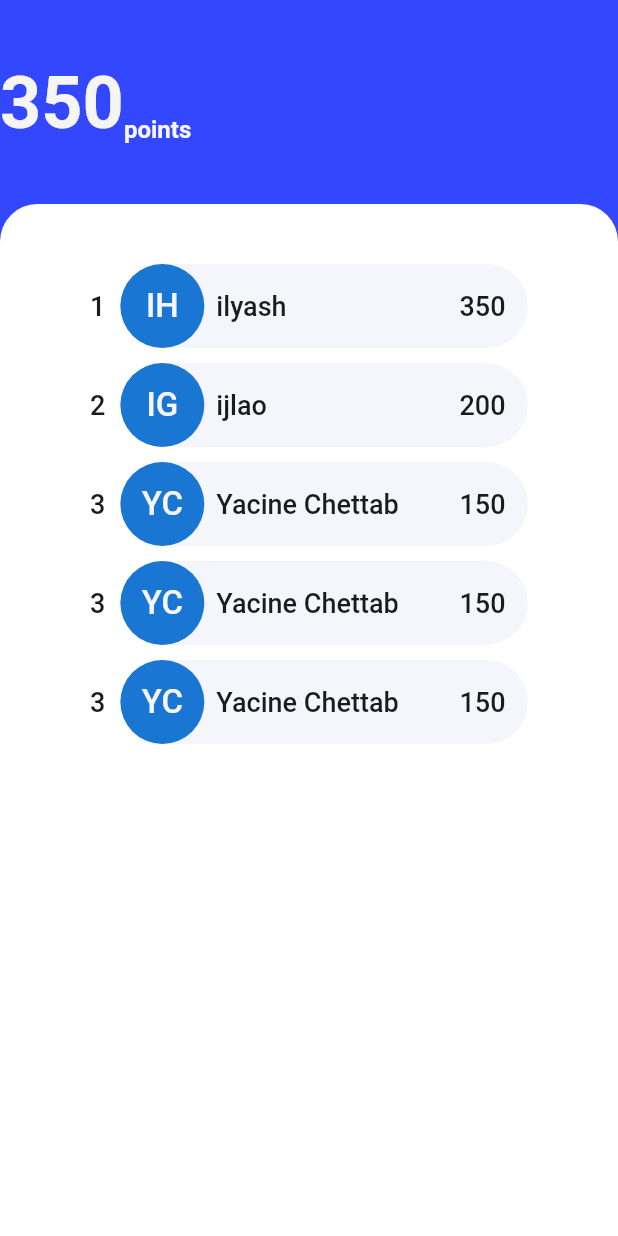
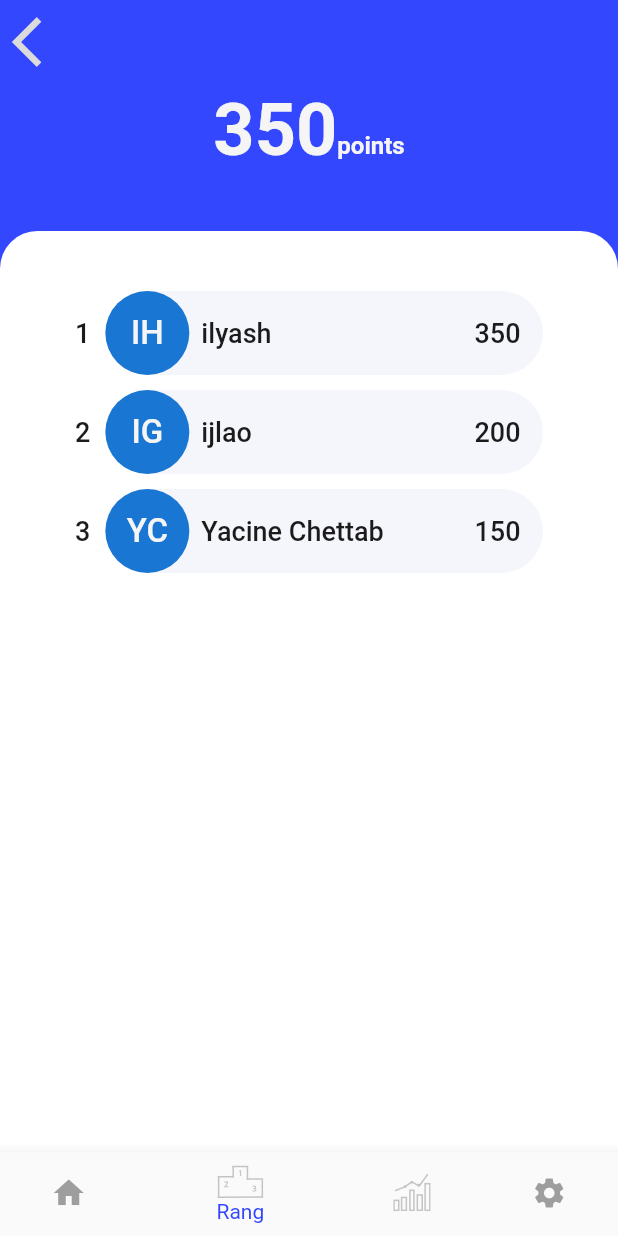
Before and after one commit to chettabyacine/Edutainment, a Flutter app: the PageGlobalRank screen opened directly, on a phone screen of 412 x 824 dp. Run offline on Flutter 3.47's test engine with Material 2 defaults, Android fonts, the phone set to English and light mode, and no system bars; our stand-ins replace flutter_datetime_picker, flutter_svg, lite_rolling_switch, percent_indicator; missing offline and left inert: random_color; accounts and stored records are empty; Roboto replaces fonts that are missing (OpenSans).

Commit message:
added BottomNavigationBar and Back Button + extracted WidgetUserScore

```diff
--- /dev/null
+++ b/lib/screens/global_rank/local_widgets/WidgetUserScore.dart
@@ -0,0 +1,81 @@
+import 'package:flutter/material.dart';
+import 'package:random_color/random_color.dart';
+import 'package:edutainment/screens/global_rank/page.dart';
+import 'package:edutainment/utils/theme_constants.dart';
+
+class WidgetUserScore extends StatelessWidget {
+  PublicUser user;
+
+  WidgetUserScore({@required this.user});
+  @override
+  Widget build(BuildContext context) {
+    return Column(
+      children: [
+        Padding(
+          padding: const EdgeInsets.symmetric(horizontal: 50.0),
+          child: Row(
+            children: [
+              Text(
+                user.rank.toString() ?? '',
+                style: TextStyle(
+                  color: Color(0xFF1B1B1C),
+                  fontFamily: 'OpenSans',
+                  fontWeight: FontWeight.w500,
+                  fontSize: 18.0,
+                ),
+              ),
+              SizedBox(width: 10.0),
+              Expanded(
+                child: Container(
+                  width: 500.0,
+                  decoration: BoxDecoration(
+                    color: Color(0xFFF5F6FB),
+                    borderRadius: BorderRadius.circular(50),
+                  ),
+                  child: Row(
+                    children: [
+                      CircleAvatar(
+                        radius: 28.0,
+                        backgroundColor: RandomColor().randomColor(colorSaturation: ColorSaturation.highSaturation),
+                        child: Text(
+                          user.userID ?? '',
+                          style: TextStyle(
+                            color: kWhiteColor,
+                            fontWeight: FontWeight.w500,
+                            fontSize: 22.0,
+                          ),
+                        ),
+                      ),
+                      SizedBox(width: 8.0),
+                      Text(
+                        user.userName ?? '',
+                        style: TextStyle(
+                          color: Color(0xFF1B1B1C),
+                          fontFamily: 'OpenSans',
+                          fontWeight: FontWeight.w500,
+                          fontSize: 18.0,
+                        ),
+                      ),
+                      Expanded(child: SizedBox(width: 40.0)),
+                      Text(
+                        user.score.toString() ?? '',
+                        style: TextStyle(
+                          color: Color(0xFF1B1B1C),
+                          fontFamily: 'OpenSans',
+                          fontWeight: FontWeight.w500,
+                          fontSize: 18.0,
+                        ),
+                      ),
+                      SizedBox(width: 15.0),
+                    ],
+                  ),
+                ),
+              ),
+            ],
+          ),
+        ),
+        SizedBox(height: 10),
+      ],
+    );
+  }
+}
--- a/lib/screens/global_rank/page.dart
+++ b/lib/screens/global_rank/page.dart
@@ -1,19 +1,10 @@
 import 'package:flutter/cupertino.dart';
 import 'package:flutter/material.dart';
 import 'package:edutainment/utils/theme_constants.dart';
-import 'package:random_color/random_color.dart';
-
-void main(){
-  runApp(TestApp());
-}
-class TestApp extends StatelessWidget {
-  @override
-  Widget build(BuildContext context) {
-    return MaterialApp(
-      home: PageGlobalRank(),
-    );
-  }
-}
+import 'package:flutter_svg/flutter_svg.dart';
+import 'package:edutainment/screens/home/page.dart';
+import 'package:edutainment/screens/settings/page.dart';
+import 'package:edutainment/screens/global_rank/local_widgets/WidgetUserScore.dart';
 
 class PageGlobalRank extends StatefulWidget {
   PublicUser currentUser = PublicUser(score: 350, userName: 'ilyash', rank: 1, userID: 'IH');
@@ -32,15 +23,45 @@ class _PageGlobalRankState extends State<PageGlobalRank> {
   void initState() {
     userScores = [
       SizedBox(height: 40),
-      WidgetUserScore(user: publicUsers[0]),
-      WidgetUserScore(user: publicUsers[1]),
-      WidgetUserScore(user: publicUsers[2]),
-      WidgetUserScore(user: publicUsers[2]),
-      WidgetUserScore(user: publicUsers[2]),
-      SizedBox(height: 490),
     ];
+    for (int i = 0; i< publicUsers.length; i++){
+      userScores.add( WidgetUserScore(user: publicUsers[i]));
+    }
+    userScores.add(SizedBox(height: 490));
     super.initState();
   }
+
+  int _selectedIndex = 1;
+  void _onItemTapped(int index) {
+    setState(() {
+      _selectedIndex = index;
+      switch (index) {
+        case 0:
+          Navigator.push(
+            context,
+            MaterialPageRoute(builder: (context) => PageHome()),
+          );
+          break;
+        case 1:
+          Navigator.push(
+            context,
+            MaterialPageRoute(builder: (context) => PageGlobalRank()),
+          );
+          break;
+        case 2:
+        //TODO: Go to settings page
+          break;
+        case 3:
+          Navigator.push(
+              context,
+              MaterialPageRoute(builder: (context) => PageSettings(email: 'jy_ghodbane@esi.dz',prenom: 'Islam',nom: 'Ghodbane',profile: Colors.red,)));
+          break;
+        default:
+          break;
+      }
+    });
+  }
+
   @override
   Widget build(BuildContext context) {
     return Scaffold(
@@ -49,10 +70,24 @@ class _PageGlobalRankState extends State<PageGlobalRank> {
 
         //crossAxisAlignment: CrossAxisAlignment.center,
         children: [
-          SizedBox(height: 40),
+          Container(
+            alignment: Alignment.topLeft,
+            child: IconButton(
+              icon: const Icon(Icons.arrow_back_ios,color: Color(0xFFdbdbdb),size: 40.0,),
+              onPressed: () {
+                Navigator.push(
+                  context,
+                  MaterialPageRoute(builder: (context) => PageHome()),
+                );
+              },
+            ),
+          ),
+          SizedBox(height: 10),
           Row(
-            crossAxisAlignment: CrossAxisAlignment.end,
+            crossAxisAlignment: CrossAxisAlignment.baseline,
+            textBaseline: TextBaseline.ideographic,
             children: [
+              Expanded(child: SizedBox(width: 5,),),
               Text(
                 currentUser.score.toString() ?? '0',
                 style: TextStyle(
@@ -71,6 +106,7 @@ class _PageGlobalRankState extends State<PageGlobalRank> {
                   color: kWhiteColor,
                 ),
               ),
+              Expanded(child: SizedBox(width: 5,),),
             ],
           ),
           SizedBox(height: 40),
@@ -85,6 +121,37 @@ class _PageGlobalRankState extends State<PageGlobalRank> {
           ),
         ],
       ),
+      bottomNavigationBar: BottomNavigationBar(
+        items: [
+          BottomNavigationBarItem(
+            icon: Icon(
+              Icons.home,
+              color: Colors.grey[500],
+            ),
+            label: 'Home',
+            activeIcon: Icon(
+              Icons.home,
+              color: Color(0xFF3347FF),
+            ),
+          ),
+          BottomNavigationBarItem(
+            icon: SvgPicture.asset('assets/icon rank.svg'),
+            label: 'Rang',
+          ),
+          BottomNavigationBarItem(
+            icon: SvgPicture.asset('assets/icon stats.svg'),
+            label: 'Statistiques',
+          ),
+          BottomNavigationBarItem(
+            icon: Icon(Icons.settings ,color: Colors.grey[500],),
+            label: 'Paramètres',
+            activeIcon: Icon(Icons.settings , color: Color(0xFF3347FF),),
+          ),
+        ],
+        currentIndex: _selectedIndex,
+        selectedItemColor: Color(0xFF3347FF),
+        onTap: _onItemTapped,
+      ),
     );
   }
 }
@@ -97,80 +164,3 @@ class PublicUser{
 
   PublicUser({@required this.score, @required this.userName, @required this.userID, @required this.rank});
 }
-
-class WidgetUserScore extends StatelessWidget {
-  PublicUser user;
-
-  WidgetUserScore({@required this.user});
-  @override
-  Widget build(BuildContext context) {
-    return Column(
-      children: [
-        Padding(
-          padding: const EdgeInsets.symmetric(horizontal: 60.0),
-          child: Row(
-            children: [
-              Text(
-               user.rank.toString() ?? '',
-                style: TextStyle(
-                  color: Color(0xFF1B1B1C),
-                  fontFamily: 'OpenSans',
-                  fontWeight: FontWeight.w500,
-                  fontSize: 18.0,
-                ),
-              ),
-              SizedBox(width: 10.0),
-              Expanded(
-                child: Container(
-                  width: 500.0,
-                  decoration: BoxDecoration(
-                    color: Color(0xFFF5F6FB),
-                    borderRadius: BorderRadius.circular(50),
-                  ),
-                  child: Row(
-                    children: [
-                      CircleAvatar(
-                        radius: 28.0,
-                        backgroundColor: RandomColor().randomColor(colorSaturation: ColorSaturation.highSaturation),
-                        child: Text(
-                          user.userID ?? '',
-                          style: TextStyle(
-                            color: kWhiteColor,
-                            fontWeight: FontWeight.w500,
-                            fontSize: 22.0,
-                          ),
-                        ),
-                      ),
-                      SizedBox(width: 8.0),
-                      Text(
-                        user.userName ?? '',
-                        style: TextStyle(
-                          color: Color(0xFF1B1B1C),
-                          fontFamily: 'OpenSans',
-                          fontWeight: FontWeight.w500,
-                          fontSize: 18.0,
-                        ),
-                      ),
-                      Expanded(child: SizedBox(width: 40.0)),
-                      Text(
-                        user.score.toString() ?? '',
-                        style: TextStyle(
-                          color: Color(0xFF1B1B1C),
-                          fontFamily: 'OpenSans',
-                          fontWeight: FontWeight.w500,
-                          fontSize: 18.0,
-                        ),
-                      ),
-                      SizedBox(width: 15.0),
-                    ],
-                  ),
-                ),
-              ),
-            ],
-          ),
-        ),
-        SizedBox(height: 10),
-      ],
-    );
-  }
-}
--- a/lib/screens/home/page.dart
+++ b/lib/screens/home/page.dart
@@ -5,6 +5,7 @@ import '../../utils/theme_constants.dart';
 import '../../utils/constants.dart';
 import 'local_widgets/WidgetHomeButton.dart';
 import 'package:edutainment/screens/settings/page.dart';
+import 'package:edutainment/screens/global_rank/page.dart';
 
 class PageHome extends StatefulWidget {
   static const String _pageName = kPageNameHome;
@@ -26,7 +27,10 @@ class _PageHomeState extends State<PageHome> {
         case 0:
           break;
         case 1:
-          //TODO: Go to ranks page
+          Navigator.push(
+            context,
+            MaterialPageRoute(builder: (context) => PageGlobalRank()),
+          );
           break;
         case 2:
           //TODO: Go to statistics page
```
Also changed, not shown: pubspec.lock.
